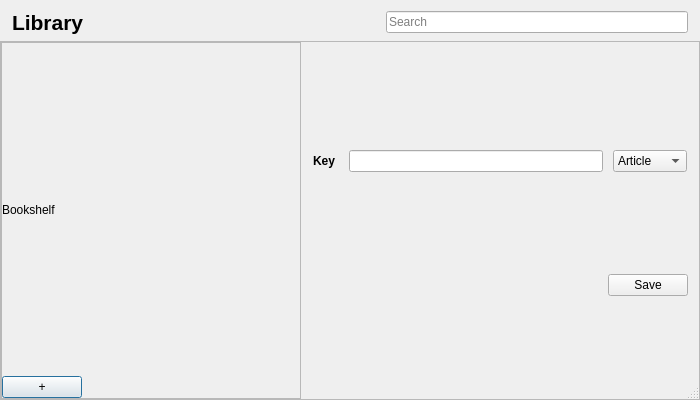
The window that labnote/ui/qt_ui/library.ui (drs/LabNote) describes before a commit, drawn with Qt 5.
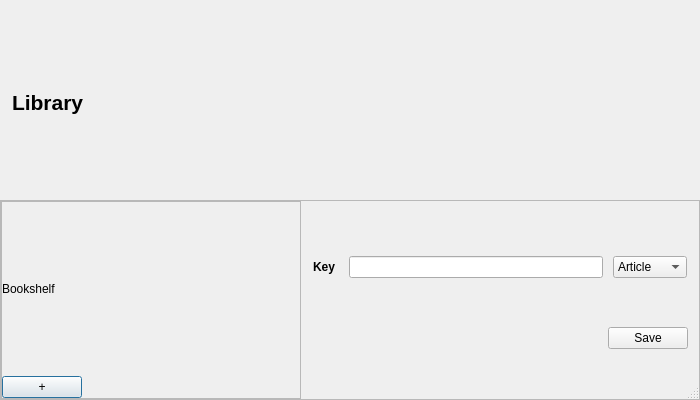
The same window after the commit.

Commit message: Replaced search line edit by a SearchLineEdit widget

What changed in the file:
```diff
--- a/labnote/ui/qt_ui/library.ui
+++ b/labnote/ui/qt_ui/library.ui
@@ -85,13 +85,6 @@
        </property>
       </spacer>
      </item>
-     <item>
-      <widget class="QLineEdit" name="txt_search">
-       <property name="placeholderText">
-        <string>Search</string>
-       </property>
-      </widget>
-     </item>
     </layout>
    </item>
    <item>
```
Left out of the diff: 3 changed lines with no effect on the pictures. The commit also changes 12 other files.
